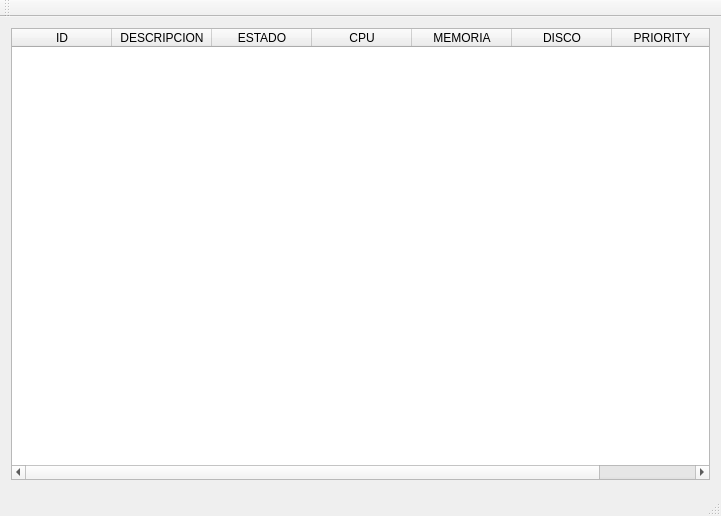
This is mainwindow.ui in EduardoLeonel/TaskManager as Qt 5 draws it before an edit. The edited form follows.
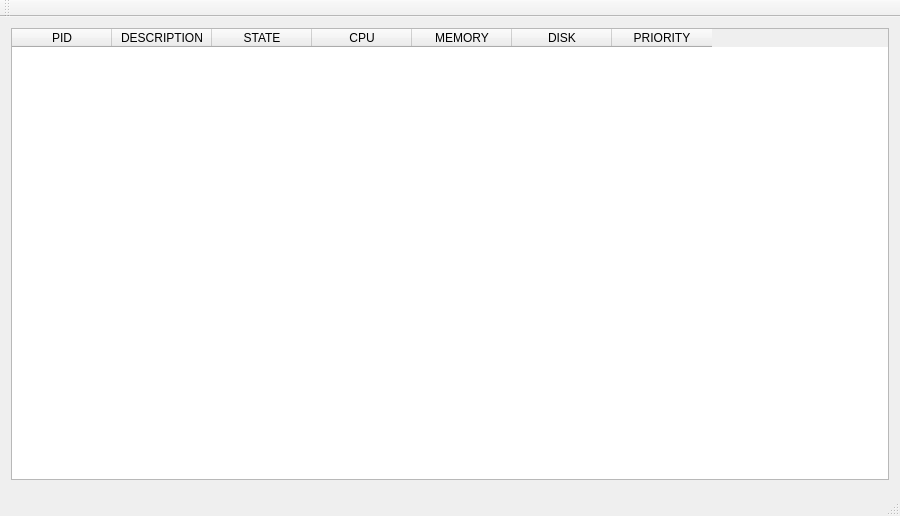
This is the edited form.

Commit message: done opened files, with an issue with the thread, we dont have disk use actually

```diff
--- a/mainwindow.ui
+++ b/mainwindow.ui
@@ -6,7 +6,7 @@
    <rect>
     <x>0</x>
     <y>0</y>
-    <width>721</width>
+    <width>900</width>
     <height>516</height>
    </rect>
   </property>
@@ -22,19 +22,22 @@
       </property>
       <item>
        <widget class="QTableWidget" name="task_table">
+        <property name="styleSheet">
+         <string notr="true"/>
+        </property>
         <column>
          <property name="text">
-          <string>ID</string>
+          <string>PID</string>
          </property>
         </column>
         <column>
          <property name="text">
-          <string>DESCRIPCION</string>
+          <string>DESCRIPTION</string>
          </property>
         </column>
         <column>
          <property name="text">
-          <string>ESTADO</string>
+          <string>STATE</string>
          </property>
         </column>
         <column>
@@ -44,12 +47,12 @@
         </column>
         <column>
          <property name="text">
-          <string>MEMORIA</string>
+          <string>MEMORY</string>
          </property>
         </column>
         <column>
          <property name="text">
-          <string>DISCO</string>
+          <string>DISK</string>
          </property>
         </column>
         <column>
```
Left out of the diff: 2 changed lines with no effect on the pictures. The commit also changes 14 other files.
